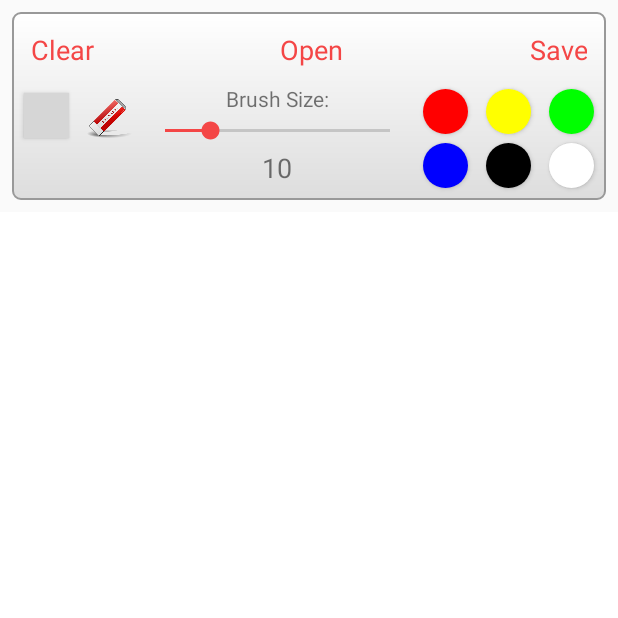
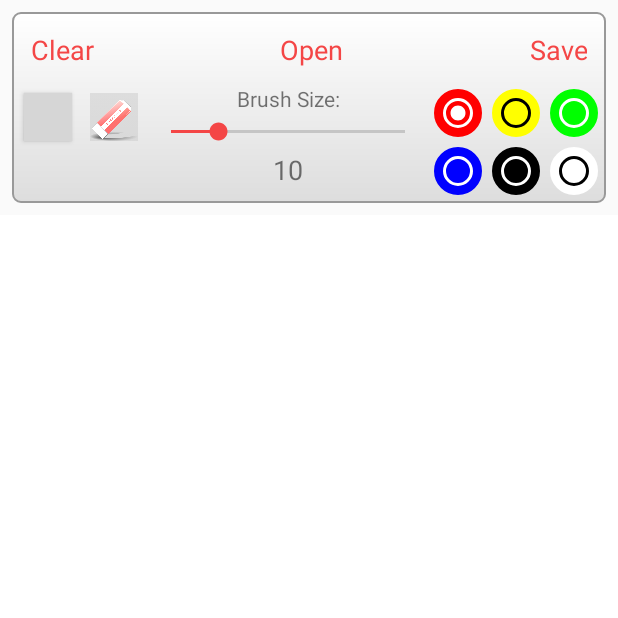
Before and after one commit to dkramer95/ColorfulDonut, an Android app: the screen it shows after launch (MainActivity), on a phone screen of 412 x 824 dp, the top half of it. Run offline under Robolectric (Android 15) with nearby library versions, the phone set to English and light mode, and no system bars; grey boxes are pictures that could not be loaded.

Commit message:
Added shake to clear and removes unused imports 	* Physically shake the device to clear the screen

```diff
--- a/ColorfulDonut/app/src/main/java/edu/colorfuldonut/Brush.java
+++ b/ColorfulDonut/app/src/main/java/edu/colorfuldonut/Brush.java
@@ -85,7 +85,6 @@ public class Brush extends Tool{
     public boolean handleInput(MotionEvent e, CanvasView canvasView) {
         float x = e.getX();
         float y = e.getY();
-        m_paint.setColor(canvasView.m_color);
 
         switch (e.getAction()) {
             case MotionEvent.ACTION_DOWN:
--- a/ColorfulDonut/app/src/main/java/edu/colorfuldonut/CanvasView.java
+++ b/ColorfulDonut/app/src/main/java/edu/colorfuldonut/CanvasView.java
@@ -20,7 +20,6 @@ public class CanvasView extends View {
     protected Bitmap m_bitmap;
     protected Paint m_paint;
     protected Path m_path;
-    protected int m_color;
 
     public CanvasView(Context c, AttributeSet attrs) {
         super(c, attrs);
@@ -30,22 +29,22 @@ public class CanvasView extends View {
     protected void init() {
         m_paint = new Paint();
         m_path = new Path();
-        m_color = Color.BLACK;
-        m_paint.setColor(m_color);
+
+        // default starting color
+        GlobalColor.set(Color.BLACK);
+        m_paint.setColor(GlobalColor.get());
         // some reason getWidth() has been returning zero, which will crash app
         // if we create a 0 sized bitmap
-        int width =  getWidth() == 0 ? 2200 : getWidth();
-        int height = getHeight() == 0 ? 2200 : getHeight();
+        int width =  getWidth() == 0 ? 1200 : getWidth();
+        int height = getHeight() == 0 ? 1200 : getHeight();
 
         m_bitmap = Bitmap.createBitmap(width, height, Bitmap.Config.ARGB_8888);
         m_canvas = new Canvas(m_bitmap);
         m_canvas.drawColor(Color.WHITE);
-
-        // default starting color
-        GlobalColor.set(Color.RED);
     }
 
     public void clear() {
+        m_bitmap.recycle();
         init();
         invalidate();
     }
--- /dev/null
+++ b/ColorfulDonut/app/src/main/java/edu/colorfuldonut/DeviceShake.java
@@ -0,0 +1,67 @@
+package edu.colorfuldonut;
+
+import android.content.Context;
+import android.hardware.Sensor;
+import android.hardware.SensorEvent;
+import android.hardware.SensorEventListener;
+import android.hardware.SensorManager;
+
+/**
+ * Created by DavidKramer on 4/21/17.
+ */
+
+public class DeviceShake {
+    private static final float SHAKE_THRESHOLD = 12f;
+
+    protected Context m_context;
+    protected SensorManager m_sensorManager;
+    protected float m_accel;
+    protected float m_accelCurrent;
+    protected float m_accelLast;
+
+    protected ShakeCallback m_shakeCallback;
+
+    public DeviceShake(Context context, ShakeCallback shakeCallback) {
+        m_context = context;
+        m_sensorManager = (SensorManager)m_context.getSystemService(Context.SENSOR_SERVICE);
+        m_shakeCallback = shakeCallback;
+    }
+
+    public void register() {
+        m_sensorManager.registerListener(m_sensorListener,
+                m_sensorManager.getDefaultSensor(Sensor.TYPE_ACCELEROMETER),
+                SensorManager.SENSOR_DELAY_NORMAL);
+    }
+
+    public void unregister() {
+        m_sensorManager.unregisterListener(m_sensorListener);
+    }
+
+    private final SensorEventListener m_sensorListener = new SensorEventListener() {
+        @Override
+        public void onSensorChanged(SensorEvent sensorEvent) {
+            float x = sensorEvent.values[0];
+            float y = sensorEvent.values[1];
+            float z = sensorEvent.values[2];
+
+            m_accelLast = m_accelCurrent;
+            m_accelCurrent = (float)Math.sqrt(((x * x) + (y * y) + (z * z)));
+
+            float delta = (m_accelCurrent - m_accelLast);
+            m_accel = (m_accel * 0.9f + delta);
+
+            if (m_accel > SHAKE_THRESHOLD) {
+                m_shakeCallback.onShake();
+            }
+        }
+
+        @Override
+        public void onAccuracyChanged(Sensor sensor, int i) {
+            // unused
+        }
+    };
+
+    interface ShakeCallback {
+        void onShake();
+    }
+}
--- a/ColorfulDonut/app/src/main/java/edu/colorfuldonut/GlobalColor.java
+++ b/ColorfulDonut/app/src/main/java/edu/colorfuldonut/GlobalColor.java
@@ -1,7 +1,4 @@
 package edu.colorfuldonut;
-
-import android.graphics.Paint;
-import android.provider.Settings;
 
 /**
  * Created by DavidKramer on 4/21/17.
--- a/ColorfulDonut/app/src/main/java/edu/colorfuldonut/MainActivity.java
+++ b/ColorfulDonut/app/src/main/java/edu/colorfuldonut/MainActivity.java
@@ -5,13 +5,16 @@ import android.graphics.Bitmap;
 import android.graphics.Color;
 import android.graphics.PorterDuff;
 import android.graphics.drawable.Drawable;
+import android.os.Build;
+import android.os.Bundle;
 import android.provider.MediaStore;
 import android.support.v7.app.AlertDialog;
 import android.support.v7.app.AppCompatActivity;
-import android.os.Bundle;
+import android.support.v7.widget.AppCompatButton;
 import android.view.View;
 import android.widget.Button;
 import android.widget.GridLayout;
+import android.widget.RadioButton;
 import android.widget.SeekBar;
 import android.widget.TextView;
 import android.widget.Toast;
@@ -24,22 +27,43 @@ public class MainActivity extends AppCompatActivity {
 
     protected CanvasView m_canvasView;
     protected ToolBar m_toolbar;
+    protected DeviceShake m_shakeToClear;
 
     @Override
     protected void onCreate(Bundle savedInstanceState) {
         super.onCreate(savedInstanceState);
         setContentView(R.layout.activity_main);
+        initComponents();
+    }
+
+    protected void onResume() {
+        super.onResume();
+        m_shakeToClear.register();
+    }
+
+    protected void onPause() {
+        super.onPause();
+        m_shakeToClear.unregister();
+    }
+
+    protected void initComponents() {
         m_toolbar = new ToolBar();
         m_canvasView = (CanvasView)findViewById(R.id.canvas);
         m_canvasView.setToolbar(m_toolbar);
 
-        initComponents();
-    }
-
-    protected void initComponents() {
         createTools();
         createSlider();
         createColors();
+        createShakeListener();
+    }
+
+    protected void createShakeListener() {
+        m_shakeToClear = new DeviceShake(this, new DeviceShake.ShakeCallback() {
+            @Override
+            public void onShake() {
+                m_canvasView.clear();
+            }
+        });
     }
 
     /**
@@ -52,22 +76,39 @@ public class MainActivity extends AppCompatActivity {
         int[] colors = new int[] { Color.RED, Color.YELLOW, Color.GREEN,
                 Color.BLUE, Color.BLACK, Color.WHITE };
 
+        class RadioButtonController {
+            private RadioButton m_activeButton;
+
+            void setActiveButton(RadioButton button) {
+                if (m_activeButton != null) {
+                    m_activeButton.setChecked(false);
+                }
+                m_activeButton = button;
+                m_activeButton.setChecked(true);
+            }
+        }
+
+        final RadioButtonController group = new RadioButtonController();
+
         for (int j = 0; j < colorCount; ++j) {
             final int color = colors[j];
 
-            Button colorButton = (Button)colorPanel.getChildAt(j);
+            final RadioButton colorButton = (RadioButton) colorPanel.getChildAt(j);
             Drawable drawable = getResources().getDrawable(R.drawable.circle);
             drawable.setColorFilter(color, PorterDuff.Mode.SRC_ATOP);
+
             colorButton.setBackground(drawable);
 
             colorButton.setOnClickListener(new View.OnClickListener() {
                 @Override
                 public void onClick(View view) {
                     // singleton color so that other tools can use
+                    group.setActiveButton(colorButton);
                     GlobalColor.set(color);
                 }
             });
         }
+        group.setActiveButton((RadioButton)colorPanel.getChildAt(0));
     }
 
 
@@ -105,6 +146,24 @@ public class MainActivity extends AppCompatActivity {
         GridLayout toolPanel = (GridLayout) findViewById(R.id.toolPanel);
         int toolCount = toolPanel.getChildCount();
 
+        class ButtonController {
+            private AppCompatButton m_activeButton;
+
+            void setActiveButton(AppCompatButton button) {
+                if (m_activeButton != null) {
+                    if (Build.VERSION.SDK_INT >= Build.VERSION_CODES.LOLLIPOP) {
+                        m_activeButton.setBackgroundTintMode(PorterDuff.Mode.CLEAR);
+                    }
+                }
+                m_activeButton = button;
+                if (Build.VERSION.SDK_INT >= Build.VERSION_CODES.LOLLIPOP) {
+                    button.setBackgroundTintMode(PorterDuff.Mode.ADD);
+                }
+            }
+        }
+
+        ButtonController controller = new ButtonController();
+
         for (int j = 0; j < toolCount; ++j) {
             final Button toolButton = (Button)toolPanel.getChildAt(j);
             String toolName = toolButton.getTag().toString();
@@ -118,6 +177,7 @@ public class MainActivity extends AppCompatActivity {
                 }
             });
         }
+        controller.setActiveButton((AppCompatButton)toolPanel.getChildAt(0));
         m_toolbar.finishInit();
     }
 
@@ -137,6 +197,8 @@ public class MainActivity extends AppCompatActivity {
 
     public void toolButtonClicked(View view) {
         Button toolButton = (Button)view;
+        Drawable drawable = toolButton.getBackground();
+
         String toolName = toolButton.getTag().toString();
         Toast.makeText(this, toolName, Toast.LENGTH_SHORT).show();
     }
--- a/ColorfulDonut/app/src/main/java/edu/colorfuldonut/PaintBucket.java
+++ b/ColorfulDonut/app/src/main/java/edu/colorfuldonut/PaintBucket.java
@@ -42,7 +42,6 @@ public class PaintBucket extends Tool {
         int y = (int) e.getY();;
         Bitmap bitmap = canvasView.getBitmap();
         int targetColor = bitmap.getPixel(mX,mY);
-        //TODO: Uncomment comments below to give Bucket Button functionality.
         switch (e.getAction()) {
             case MotionEvent.ACTION_DOWN:
                 startTouch(x, y, m_path);
@@ -55,7 +54,7 @@ public class PaintBucket extends Tool {
             default:
                 return false;
         }
-//        canvasView.m_paint = m_paint;
+        canvasView.m_paint = m_paint;
         canvasView.invalidate();
         return true;
     }
--- a/ColorfulDonut/app/src/main/java/edu/colorfuldonut/QueueLinearFloodFiller.java
+++ b/ColorfulDonut/app/src/main/java/edu/colorfuldonut/QueueLinearFloodFiller.java
@@ -3,7 +3,6 @@ package edu.colorfuldonut;
 import android.graphics.Bitmap;
 import android.graphics.Canvas;
 import android.graphics.Color;
-import android.util.Log;
 
 import java.util.LinkedList;
 import java.util.Queue;
--- a/ColorfulDonut/app/src/main/res/drawable/circle.xml
+++ b/ColorfulDonut/app/src/main/res/drawable/circle.xml
@@ -3,10 +3,14 @@
     xmlns:android="http://schemas.android.com/apk/res/android"
     android:shape="oval">
 
+    <stroke android:width="2dp" android:color="#FFFFFF"/>
+
     <solid
-        android:color="#666666"/>
+        android:color="#FFFFFF"/>
 
     <size
         android:width="30dp"
         android:height="30dp"/>
+
+
 </shape>
--- /dev/null
+++ b/ColorfulDonut/app/src/main/res/drawable/circleoverlay.xml
@@ -0,0 +1,5 @@
+<?xml version="1.0" encoding="utf-8"?>
+<layer-list xmlns:android="http://schemas.android.com/apk/res/android">
+    <item android:drawable="@drawable/brush1" />
+    <item android:drawable="@drawable/colorfuldonut" />
+</layer-list>
--- /dev/null
+++ b/ColorfulDonut/app/src/main/res/drawable/colorbutton.xml
@@ -0,0 +1,5 @@
+<?xml version="1.0" encoding="utf-8"?>
+<selector xmlns:android="http://schemas.android.com/apk/res/android">
+    <item android:drawable="@drawable/circle" android:state_pressed="false" android:state_selected="false"/>
+    <item android:drawable="@drawable/circleoverlay" android:state_pressed="true" android:state_selected="true"/>
+</selector>
--- a/ColorfulDonut/app/src/main/res/layout/activity_main.xml
+++ b/ColorfulDonut/app/src/main/res/layout/activity_main.xml
@@ -8,7 +8,7 @@
 
     <LinearLayout
         android:id="@+id/linearLayout"
-        android:layout_width="match_parent"
+        android:layout_width="0dp"
         android:layout_height="match_parent"
         android:orientation="vertical"
         app:layout_constraintHorizontal_bias="0.0"
@@ -86,21 +86,25 @@
                     android:columnCount="2"
                     android:rowCount="2">
 
-                    <Button
+                    <android.support.v7.widget.AppCompatButton
                         android:id="@+id/brushButton"
-                        android:layout_width="30dp"
-                        android:layout_height="30dp"
+                        android:layout_width="32dp"
+                        android:layout_height="32dp"
                         android:layout_margin="6dp"
                         android:background="@drawable/brush1"
+                        android:backgroundTint="@color/selectedButtonBG"
+                        android:backgroundTintMode="add"
                         android:onClick="toolButtonClicked"
                         android:padding="10dp"
                         android:tag="Brush" />
 
-                    <Button
+                    <android.support.v7.widget.AppCompatButton
                         android:id="@+id/eraserButton"
-                        android:layout_width="30dp"
-                        android:layout_height="30dp"
+                        android:layout_width="32dp"
+                        android:layout_height="32dp"
                         android:layout_margin="6dp"
+                        android:backgroundTint="@color/selectedButtonBG"
+                        android:backgroundTintMode="add"
                         android:background="@drawable/eraser1"
                         android:padding="10dp"
                         android:tag="Paint Bucket" />
@@ -153,62 +157,53 @@
                         android:columnCount="3"
                         android:rowCount="3">
 
-                        <Button
-                            android:id="@+id/button10"
-                            android:layout_width="30dp"
-                            android:layout_height="30dp"
-                            android:layout_marginBottom="6dp"
-                            android:layout_marginLeft="6dp"
-                            android:layout_marginRight="6dp"
-                            android:layout_marginTop="3dp"
-                            android:background="@drawable/circle" />
+                        <android.support.v7.widget.AppCompatRadioButton
+                            android:id="@+id/radioButton"
+                            android:layout_width="wrap_content"
+                            android:layout_height="wrap_content"
+                            android:layout_margin="3dp"
+                            android:background="@drawable/circle"
+                            app:buttonTint="@color/white"/>
 
-                        <Button
-                            android:id="@+id/button9"
-                            android:layout_width="30dp"
-                            android:layout_height="30dp"
-                            android:layout_marginBottom="6dp"
-                            android:layout_marginLeft="6dp"
-                            android:layout_marginRight="6dp"
-                            android:layout_marginTop="3dp"
-                            android:background="@drawable/circle" />
+                        <android.support.v7.widget.AppCompatRadioButton
+                            android:id="@+id/radioButton2"
+                            android:layout_width="wrap_content"
+                            android:layout_height="wrap_content"
+                            android:layout_margin="3dp"
+                            android:background="@drawable/circle"
+                            app:buttonTint="@color/black"/>
 
-                        <Button
-                            android:id="@+id/button8"
-                            android:layout_width="30dp"
-                            android:layout_height="30dp"
-                            android:layout_marginBottom="6dp"
-                            android:layout_marginLeft="6dp"
-                            android:layout_marginRight="6dp"
-                            android:layout_marginTop="3dp"
-                            android:background="@drawable/circle" />
+                        <android.support.v7.widget.AppCompatRadioButton
+                            android:id="@+id/radioButton6"
+                            android:layout_width="wrap_content"
+                            android:layout_height="wrap_content"
+                            android:layout_margin="3dp"
+                            android:background="@drawable/circle"
+                            app:buttonTint="@color/white" />
 
-                        <Button
-                            android:id="@+id/button14"
-                            android:layout_width="30dp"
-                            android:layout_height="30dp"
-                            android:layout_marginBottom="6dp"
-                            android:layout_marginLeft="6dp"
-                            android:layout_marginRight="6dp"
-                            android:background="@drawable/circle" />
+                        <android.support.v7.widget.AppCompatRadioButton
+                            android:id="@+id/radioButton5"
+                            android:layout_width="wrap_content"
+                            android:layout_height="wrap_content"
+                            android:layout_margin="3dp"
+                            android:background="@drawable/circle"
+                            app:buttonTint="@color/white" />
 
-                        <Button
-                            android:id="@+id/button13"
-                            android:layout_width="30dp"
-                            android:layout_height="30dp"
-                            android:layout_marginBottom="6dp"
-                            android:layout_marginLeft="6dp"
-                            android:layout_marginRight="6dp"
-                            android:background="@drawable/circle" />
+                        <android.support.v7.widget.AppCompatRadioButton
+                            android:id="@+id/radioButton4"
+                            android:layout_width="wrap_content"
+                            android:layout_height="wrap_content"
+                            android:layout_margin="3dp"
+                            android:background="@drawable/circle"
+                            app:buttonTint="@color/white"/>
 
-                        <Button
-                            android:id="@+id/button12"
-                            android:layout_width="30dp"
-                            android:layout_height="30dp"
-                            android:layout_marginBottom="6dp"
-                            android:layout_marginLeft="6dp"
-                            android:layout_marginRight="6dp"
-                            android:background="@drawable/circle" />
+                        <android.support.v7.widget.AppCompatRadioButton
+                            android:id="@+id/radioButton3"
+                            android:layout_width="wrap_content"
+                            android:layout_height="wrap_content"
+                            android:layout_margin="3dp"
+                            android:background="@drawable/circle"
+                            app:buttonTint="@color/black"/>
 
                     </GridLayout>
 
--- a/ColorfulDonut/app/src/main/res/values/colors.xml
+++ b/ColorfulDonut/app/src/main/res/values/colors.xml
@@ -4,7 +4,8 @@
     <color name="colorPrimaryDark">#ce3939</color>
     <color name="colorAccent">#f44646</color>
     <color name="white">#ffffff</color>
+    <color name="black">#000000</color>
     <color name="toolbarBG">#9b1717</color>
     <color name="normalButtonBG">#b22323</color>
-    <color name="selectedButtonBG">#e22d2d</color>
+    <color name="selectedButtonBG">#88cccccc</color>
 </resources>
```
